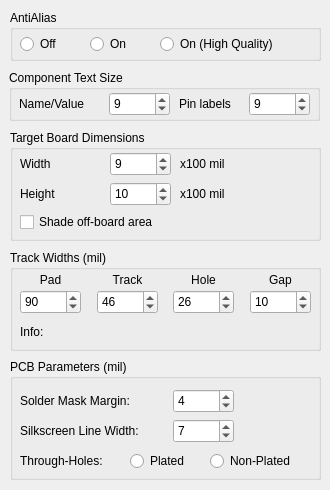
melak/veroroute, file src/renderingdialog.ui: the form before one commit.
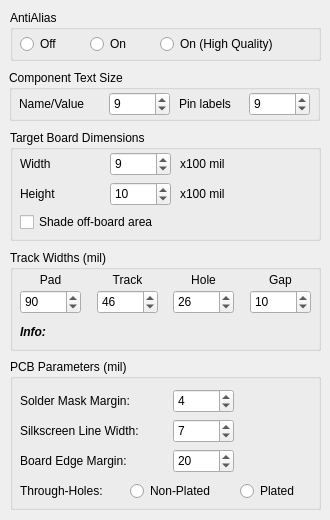
The form after the commit.

Commit message: Added board edge width parameter for Gerber.  Hide GTS/GTL layers and force NPTH.

```diff
--- a/src/renderingdialog.ui
+++ b/src/renderingdialog.ui
@@ -7,19 +7,19 @@
     <x>0</x>
     <y>0</y>
     <width>330</width>
-    <height>490</height>
+    <height>520</height>
    </rect>
   </property>
   <property name="minimumSize">
    <size>
     <width>330</width>
-    <height>490</height>
+    <height>520</height>
    </size>
   </property>
   <property name="maximumSize">
    <size>
     <width>330</width>
-    <height>490</height>
+    <height>520</height>
    </size>
   </property>
   <property name="windowTitle">
@@ -496,10 +496,17 @@
      <rect>
       <x>10</x>
       <y>70</y>
-      <width>281</width>
+      <width>291</width>
       <height>24</height>
      </rect>
     </property>
+    <property name="font">
+     <font>
+      <weight>75</weight>
+      <italic>true</italic>
+      <bold>true</bold>
+     </font>
+    </property>
     <property name="text">
      <string>Info:</string>
     </property>
@@ -514,7 +521,7 @@
      <x>10</x>
      <y>359</y>
      <width>311</width>
-     <height>121</height>
+     <height>151</height>
     </rect>
    </property>
    <property name="title">
@@ -605,8 +612,8 @@
    <widget class="QRadioButton" name="holePTH">
     <property name="geometry">
      <rect>
-      <x>120</x>
-      <y>90</y>
+      <x>230</x>
+      <y>120</y>
       <width>71</width>
       <height>24</height>
      </rect>
@@ -618,8 +625,8 @@
    <widget class="QRadioButton" name="holeNPTH">
     <property name="geometry">
      <rect>
-      <x>200</x>
-      <y>90</y>
+      <x>120</x>
+      <y>120</y>
       <width>101</width>
       <height>24</height>
      </rect>
@@ -632,7 +639,7 @@
     <property name="geometry">
      <rect>
       <x>10</x>
-      <y>90</y>
+      <y>120</y>
       <width>101</width>
       <height>24</height>
      </rect>
@@ -644,6 +651,47 @@
      <set>Qt::AlignLeading|Qt::AlignLeft|Qt::AlignVCenter</set>
     </property>
    </widget>
+   <widget class="QLabel" name="label_edge">
+    <property name="geometry">
+     <rect>
+      <x>10</x>
+      <y>90</y>
+      <width>141</width>
+      <height>24</height>
+     </rect>
+    </property>
+    <property name="text">
+     <string>Board Edge Margin:</string>
+    </property>
+    <property name="alignment">
+     <set>Qt::AlignLeading|Qt::AlignLeft|Qt::AlignVCenter</set>
+    </property>
+   </widget>
+   <widget class="QSpinBox" name="edgeWidth">
+    <property name="geometry">
+     <rect>
+      <x>163</x>
+      <y>90</y>
+      <width>61</width>
+      <height>24</height>
+     </rect>
+    </property>
+    <property name="toolTip">
+     <string>Board edge margin (1 mil = 0.001 inches)</string>
+    </property>
+    <property name="minimum">
+     <number>0</number>
+    </property>
+    <property name="maximum">
+     <number>50</number>
+    </property>
+    <property name="singleStep">
+     <number>2</number>
+    </property>
+    <property name="value">
+     <number>20</number>
+    </property>
+   </widget>
   </widget>
  </widget>
  <resources/>
```
The commit also changes 7 other files.
